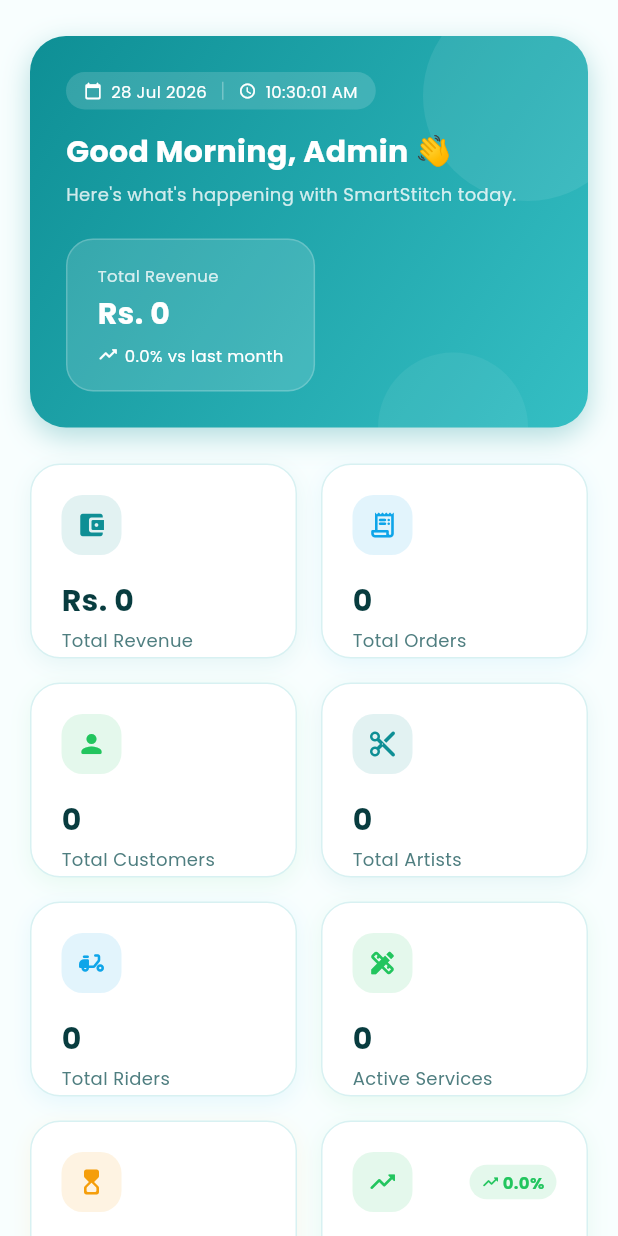
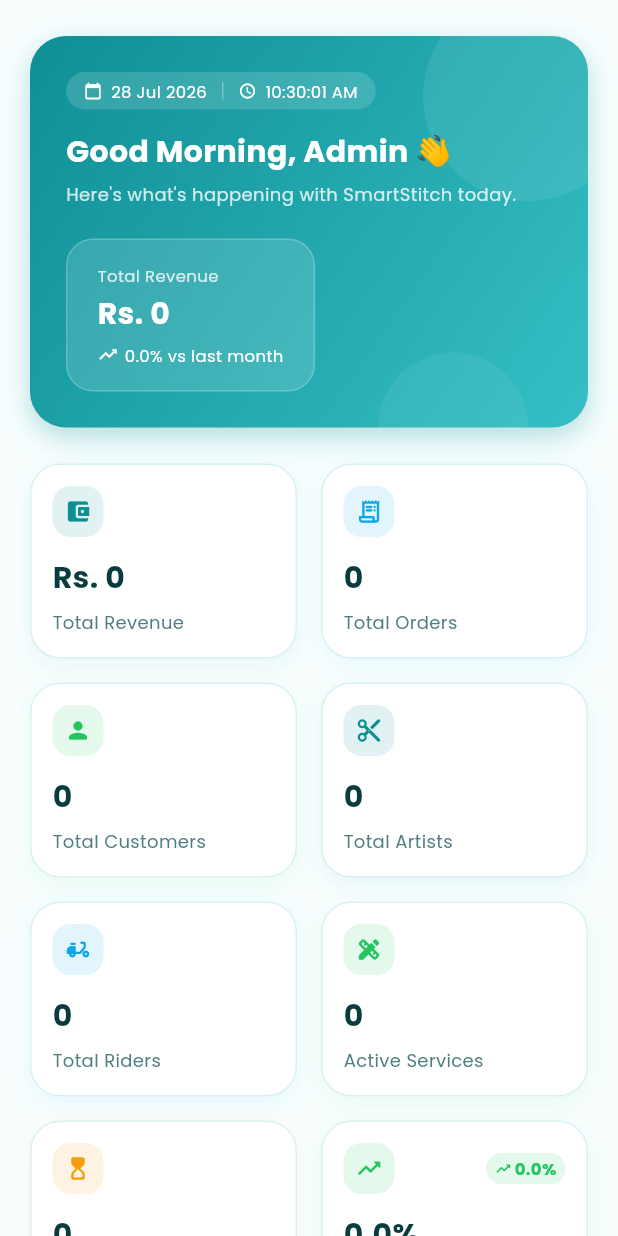
Before and after one commit to Asmarjaffery/smartstitch, a Flutter app: the AdminDashboardScreen screen opened directly, on a phone screen of 412 x 824 dp. Run offline on Flutter 3.47's test engine with Material 3 defaults, Android fonts, the phone set to English and light mode, and no system bars; our stand-ins replace cached_network_image, camera, cloud_firestore, dio, emoji_picker_flutter, firebase_auth and 26 more; missing offline and left inert: dart:html, excel, flutter_stripe, google_mlkit_pose_detection, record, universal_html; accounts and stored records are empty; network calls fail.

Commit message:
fixed admin dashboard overflow
Adjusted padding and layout for improved UI consistency.

```diff
--- a/lib/core/widgets/dashboard_widgets.dart
+++ b/lib/core/widgets/dashboard_widgets.dart
@@ -28,7 +28,7 @@ class KpiCard extends StatelessWidget {
   @override
   Widget build(BuildContext context) {
     return Container(
-      padding: const EdgeInsets.all(20),
+      padding: const EdgeInsets.all(14),
       decoration: BoxDecoration(
         color: AppColors.lightSurface,
         borderRadius: BorderRadius.circular(20),
@@ -36,23 +36,25 @@ class KpiCard extends StatelessWidget {
         boxShadow: AppShadows.soft(color),
       ),
       child: Column(
+        mainAxisSize: MainAxisSize.min,
         crossAxisAlignment: CrossAxisAlignment.start,
         children: [
           Row(
             mainAxisAlignment: MainAxisAlignment.spaceBetween,
             children: [
               Container(
-                padding: const EdgeInsets.all(10),
+                padding: const EdgeInsets.all(8),
                 decoration: BoxDecoration(
                   color: color.withValues(alpha: 0.12),
-                  borderRadius: BorderRadius.circular(14),
+                  borderRadius: BorderRadius.circular(12),
                 ),
-                child: Icon(icon, color: color, size: 20),
+                child: Icon(icon, color: color, size: 18),
               ),
               if (trend != null)
-                Container(
+                Flexible(
+                  child: Container(
                     padding:
-                      const EdgeInsets.symmetric(horizontal: 8, vertical: 4),
+                        const EdgeInsets.symmetric(horizontal: 6, vertical: 3),
                     decoration: BoxDecoration(
                       color: (isPositiveTrend
                               ? AppColors.success
@@ -67,14 +69,17 @@ class KpiCard extends StatelessWidget {
                           isPositiveTrend
                               ? Icons.trending_up_rounded
                               : Icons.trending_down_rounded,
-                        size: 12,
+                          size: 11,
                           color: isPositiveTrend
                               ? AppColors.success
                               : AppColors.error,
                         ),
                         const SizedBox(width: 2),
-                      Text(
+                        Flexible(
+                          child: Text(
                             trend!,
+                            maxLines: 1,
+                            overflow: TextOverflow.ellipsis,
                             style: AppTextStyles.caption.copyWith(
                               color: isPositiveTrend
                                   ? AppColors.success
@@ -82,22 +87,33 @@ class KpiCard extends StatelessWidget {
                               fontWeight: FontWeight.w700,
                             ),
                           ),
+                        ),
                       ],
+                    ),
                   ),
                 ),
             ],
           ),
-          const SizedBox(height: 16),
-          Text(
+          const SizedBox(height: 10),
+          Expanded(
+            child: FittedBox(
+              fit: BoxFit.scaleDown,
+              alignment: Alignment.centerLeft,
+              child: Text(
                 value,
+                maxLines: 1,
                 style: AppTextStyles.h3.copyWith(
                   color: AppColors.lightTextPrimary,
                   fontWeight: FontWeight.w800,
                 ),
               ),
+            ),
+          ),
           const SizedBox(height: 4),
           Text(
             label,
+            maxLines: 1,
+            overflow: TextOverflow.ellipsis,
             style: AppTextStyles.bodySmall
                 .copyWith(color: AppColors.lightTextSecondary),
           ),
```
Lines whose indentation alone changed are shown as unchanged.
